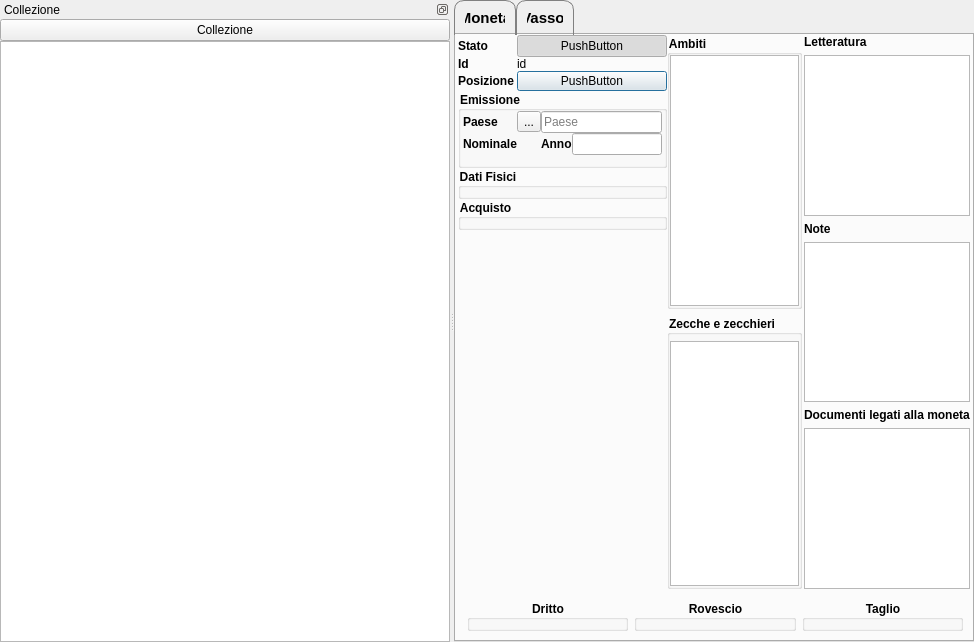
mirkoviviani76/gestcoll, file GestCollOnQt/GUI/Moneta/Moneta/monetaform.ui: the form before one commit.
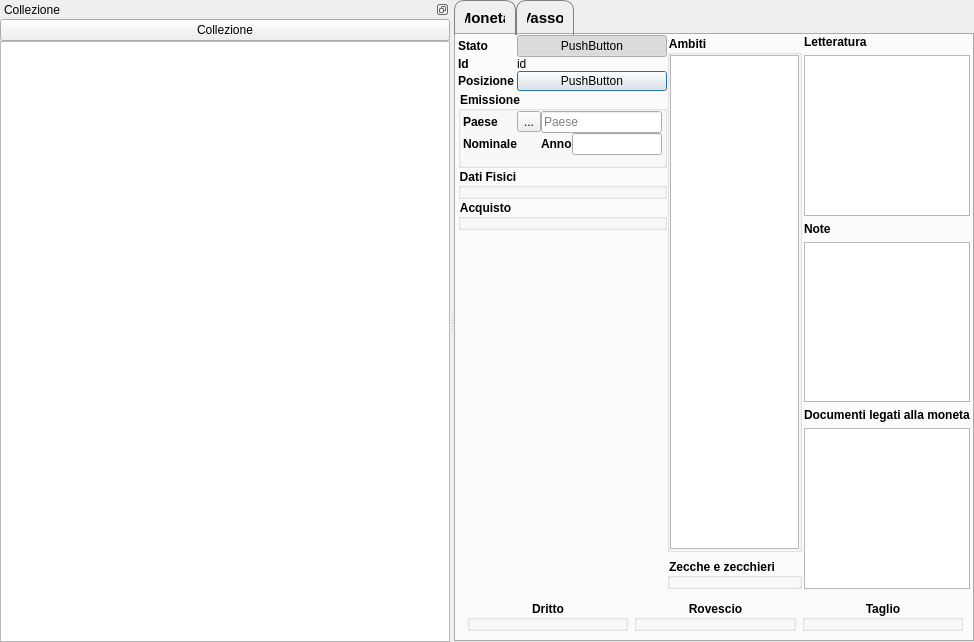
The form after the commit. Icons and pictures are not drawn. Custom widgets are drawn as their Qt base class.

Commit message: Modifica gestione zecca e zecchieri. Aggiunto widget dedicato e model view ad hoc.

Patch:
```diff
--- a/GestCollOnQt/GUI/Moneta/Moneta/monetaform.ui
+++ b/GestCollOnQt/GUI/Moneta/Moneta/monetaform.ui
@@ -644,49 +644,10 @@
                </widget>
               </item>
               <item>
-               <widget class="QGroupBox" name="groupBox">
+               <widget class="ZeccaWidget" name="zeccaEzecchieri">
                 <property name="title">
                  <string>Zecche e zecchieri</string>
                 </property>
-                <layout class="QVBoxLayout" name="verticalLayout_7">
-                 <property name="leftMargin">
-                  <number>0</number>
-                 </property>
-                 <property name="topMargin">
-                  <number>0</number>
-                 </property>
-                 <property name="rightMargin">
-                  <number>0</number>
-                 </property>
-                 <property name="bottomMargin">
-                  <number>0</number>
-                 </property>
-                 <item>
-                  <widget class="MisuraForm" name="zecca" native="true"/>
-                 </item>
-                 <item>
-                  <widget class="QTableView" name="zecchieri">
-                   <property name="alternatingRowColors">
-                    <bool>true</bool>
-                   </property>
-                   <property name="selectionMode">
-                    <enum>QAbstractItemView::SingleSelection</enum>
-                   </property>
-                   <property name="selectionBehavior">
-                    <enum>QAbstractItemView::SelectRows</enum>
-                   </property>
-                   <property name="showGrid">
-                    <bool>false</bool>
-                   </property>
-                   <attribute name="horizontalHeaderVisible">
-                    <bool>false</bool>
-                   </attribute>
-                   <attribute name="verticalHeaderVisible">
-                    <bool>false</bool>
-                   </attribute>
-                  </widget>
-                 </item>
-                </layout>
                </widget>
               </item>
              </layout>
@@ -784,6 +745,12 @@
    <header>datifisiciwidget.h</header>
    <container>1</container>
   </customwidget>
+  <customwidget>
+   <class>ZeccaWidget</class>
+   <extends>QGroupBox</extends>
+   <header>zeccawidget.h</header>
+   <container>1</container>
+  </customwidget>
  </customwidgets>
  <tabstops>
   <tabstop>paese</tabstop>
```
Left out of the diff: 1 changed line with no effect on the pictures. The commit also changes 27 other files.
